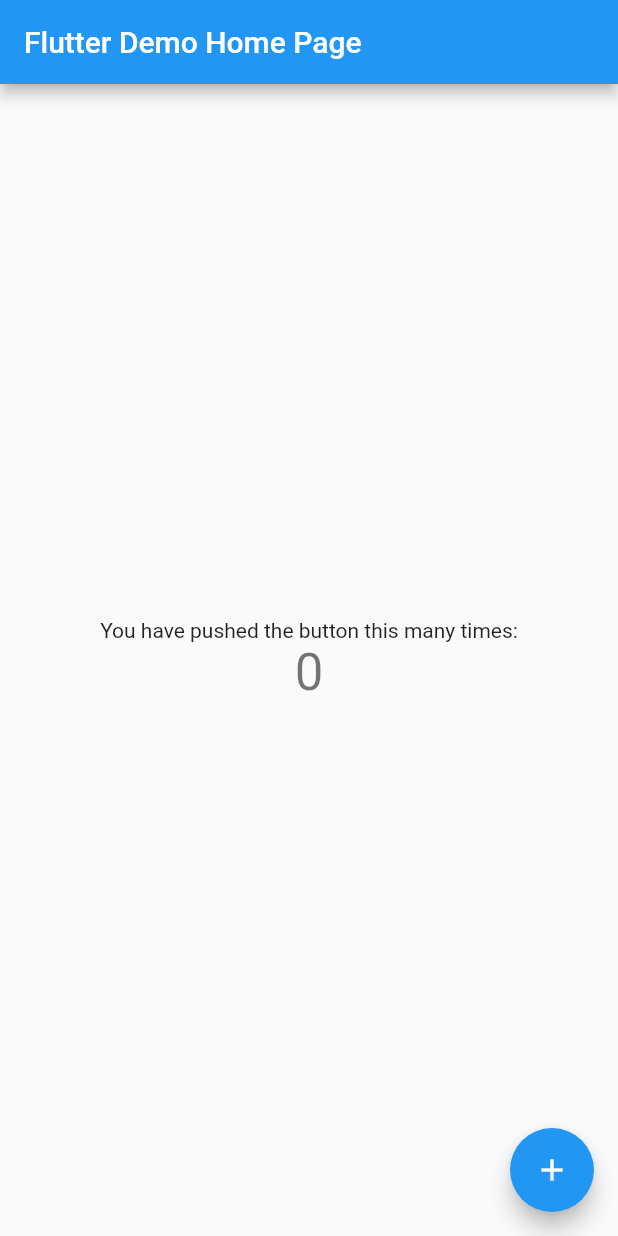
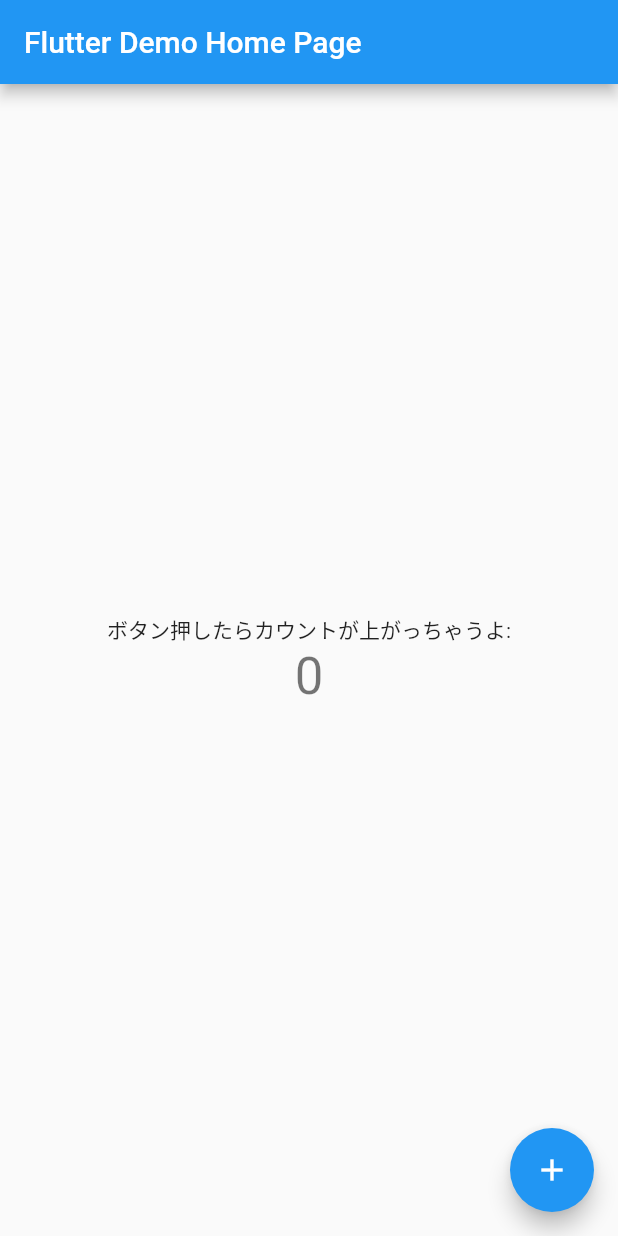
Before and after one commit to Kenfuruta/pachitpay, a Flutter app: the screen it shows after launch, on a phone screen of 412 x 824 dp. Run offline on Flutter 3.47's test engine with Material 2 defaults, Android fonts, the phone set to English and light mode, and no system bars.

Commit message:
テキスト変更

```diff
--- a/lib/main.dart
+++ b/lib/main.dart
@@ -92,7 +92,7 @@ class _MyHomePageState extends State<MyHomePage> {
           mainAxisAlignment: MainAxisAlignment.center,
           children: <Widget>[
             Text(
-              'You have pushed the button this many times:',
+              'ボタン押したらカウントが上がっちゃうよ:',
             ),
             Text(
               '$_counter',
```
